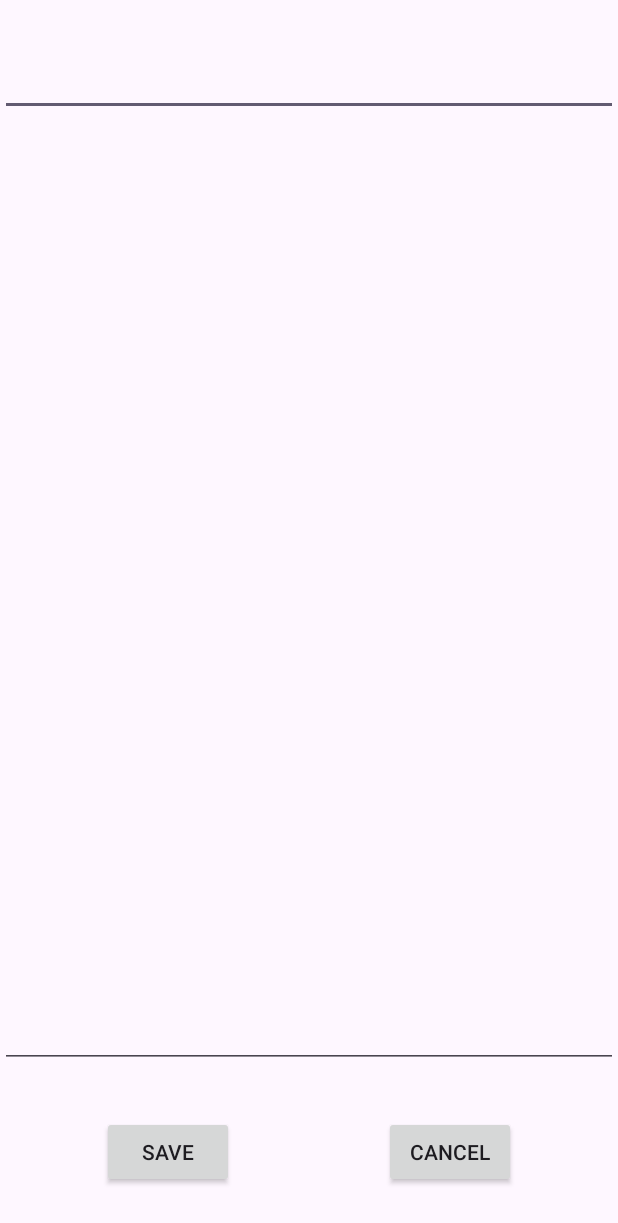
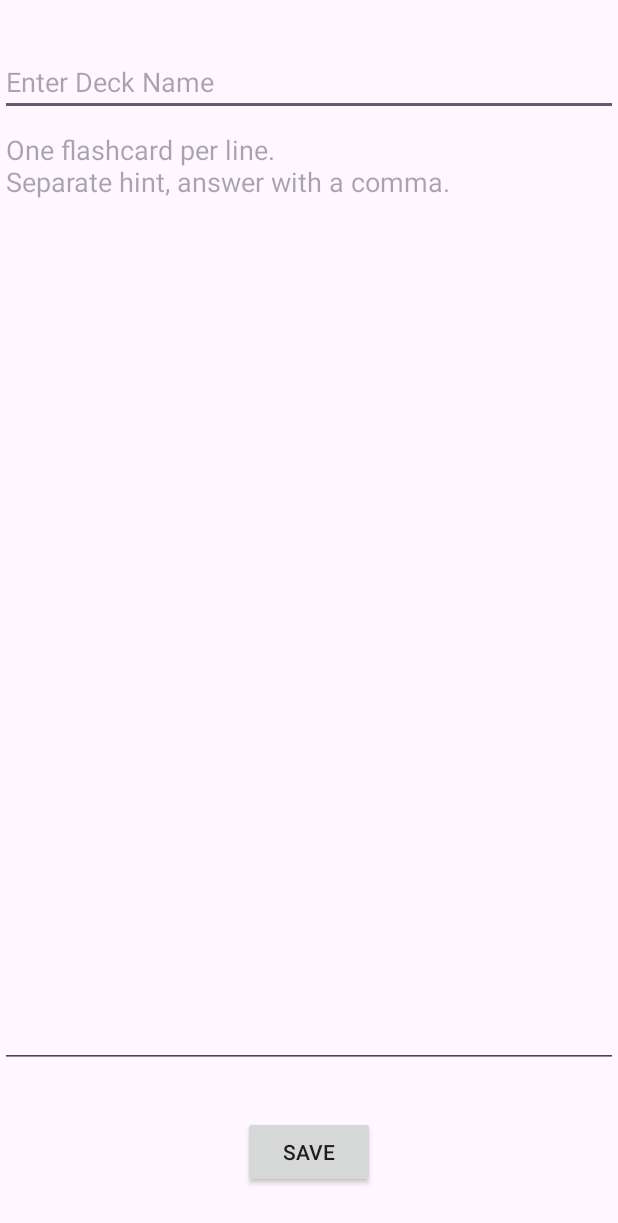
Before and after one commit to twadeclark/BrainSwiper, an Android app: the DeckEditor screen opened directly, with no data from a screen before it, on a phone screen of 412 x 824 dp. Shown: the top 1223 px of the screen. Run offline under Robolectric (Android 15) with nearby library versions, the phone set to English and light mode, and no system bars; our stand-ins replace Room's generated code, navigation-ui.

Commit message:
UI improvements, hints, clickable deck name to edit

```diff
--- a/app/src/main/res/layout/activity_deck_editor.xml
+++ b/app/src/main/res/layout/activity_deck_editor.xml
@@ -26,6 +26,7 @@
                 android:id="@+id/editTextTextDeckName"
                 android:layout_width="match_parent"
                 android:layout_height="wrap_content"
+                android:hint="Enter Deck Name"
                 android:inputType="textPersonName" />
 
             <EditText
@@ -33,6 +34,7 @@
                 android:layout_width="match_parent"
                 android:layout_height="match_parent"
                 android:gravity="start|top"
+                android:hint="One flashcard per line.\nSeparate hint, answer with a comma."
                 android:inputType="textMultiLine" />
 
         </LinearLayout>
@@ -47,21 +49,8 @@
             android:onClick="onSaveClicked"
             android:text="save"
             app:layout_constraintBottom_toBottomOf="parent"
-            app:layout_constraintEnd_toStartOf="@+id/button5"
+            app:layout_constraintEnd_toEndOf="parent"
             app:layout_constraintStart_toStartOf="parent" />
-
-        <androidx.appcompat.widget.AppCompatButton
-            android:id="@+id/button5"
-            android:layout_width="wrap_content"
-            android:layout_height="wrap_content"
-            android:layout_marginStart="32dp"
-            android:layout_marginEnd="32dp"
-            android:layout_marginBottom="32dp"
-            android:onClick="onCancelClicked"
-            android:text="cancel"
-            app:layout_constraintBottom_toBottomOf="parent"
-            app:layout_constraintEnd_toEndOf="parent"
-            app:layout_constraintStart_toEndOf="@+id/button6" />
 
     </androidx.constraintlayout.widget.ConstraintLayout>
 
```
Also changed, not shown: app/src/main/java/com/twadeclark/brainswiper/FlashcardActivity.java (+32 -5 lines).
